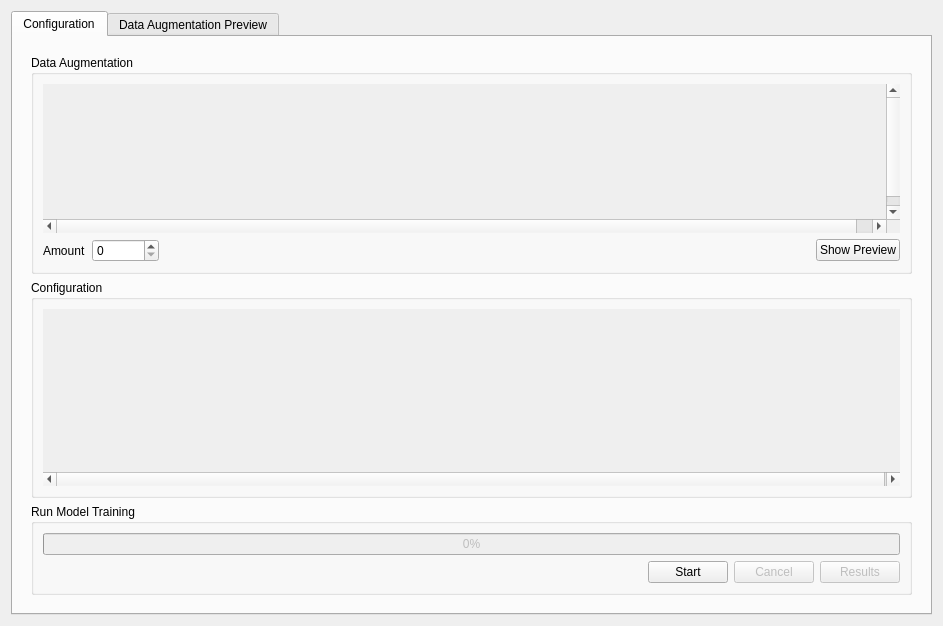
Above: view/aitrainingwidget.ui from Joensw/RCAIT before the change. Below: the same form after it.
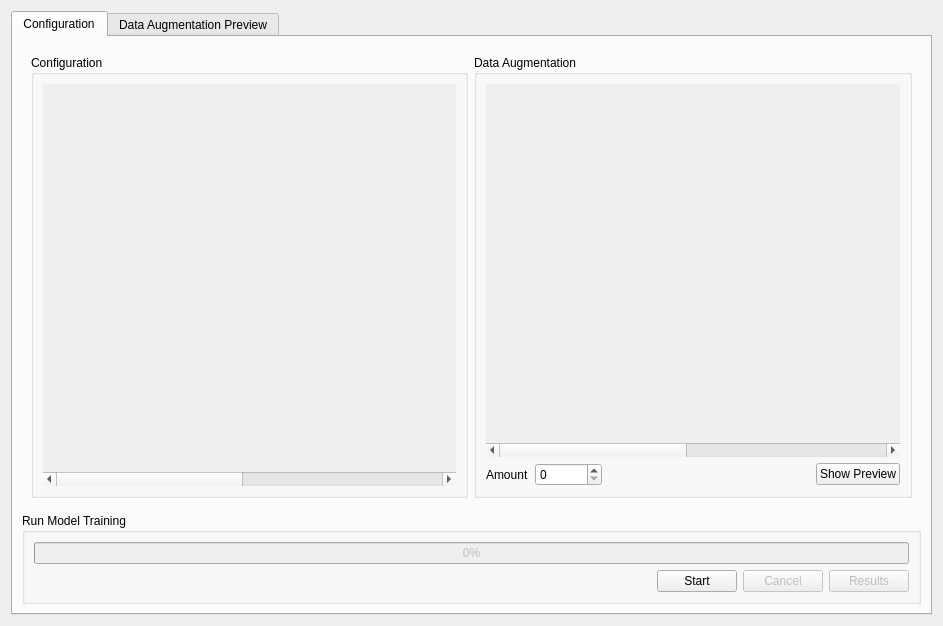
That is the form after the change. The open tabs and pages were chosen to show the change. Custom widgets are drawn as their Qt base class.

Commit message: Changed structure of Training Configuration Tab

```diff
--- a/view/aitrainingwidget.ui
+++ b/view/aitrainingwidget.ui
@@ -23,10 +23,54 @@
       <attribute name="title">
        <string>Configuration</string>
       </attribute>
-      <layout class="QVBoxLayout" name="verticalLayout_5">
-       <item>
+      <layout class="QGridLayout" name="gridLayout">
+       <item row="0" column="0">
         <widget class="QWidget" name="configurationWidget" native="true">
-         <layout class="QVBoxLayout" name="verticalLayout_3">
+         <layout class="QHBoxLayout" name="horizontalLayout_3">
+          <item>
+           <widget class="QGroupBox" name="groupConfiguration">
+            <property name="sizePolicy">
+             <sizepolicy hsizetype="Expanding" vsizetype="Expanding">
+              <horstretch>0</horstretch>
+              <verstretch>0</verstretch>
+             </sizepolicy>
+            </property>
+            <property name="title">
+             <string>Configuration</string>
+            </property>
+            <layout class="QVBoxLayout" name="verticalLayout_2">
+             <item>
+              <widget class="QScrollArea" name="scrollArea_configuration">
+               <property name="autoFillBackground">
+                <bool>false</bool>
+               </property>
+               <property name="frameShape">
+                <enum>QFrame::NoFrame</enum>
+               </property>
+               <property name="frameShadow">
+                <enum>QFrame::Plain</enum>
+               </property>
+               <property name="lineWidth">
+                <number>0</number>
+               </property>
+               <property name="widgetResizable">
+                <bool>false</bool>
+               </property>
+               <widget class="QWidget" name="scrollAreaWidgetContents_4">
+                <property name="geometry">
+                 <rect>
+                  <x>0</x>
+                  <y>0</y>
+                  <width>859</width>
+                  <height>146</height>
+                 </rect>
+                </property>
+               </widget>
+              </widget>
+             </item>
+            </layout>
+           </widget>
+          </item>
           <item>
            <widget class="QGroupBox" name="groupDataAugmentation">
             <property name="sizePolicy">
@@ -59,7 +103,7 @@
                <widget class="QWidget" name="scrollAreaWidgetContents_3">
                 <property name="geometry">
                  <rect>
-                  <x>0</x>
+                  <x>-443</x>
                   <y>0</y>
                   <width>859</width>
                   <height>146</height>
@@ -116,51 +160,10 @@
             </layout>
            </widget>
           </item>
-          <item>
-           <widget class="QGroupBox" name="groupConfiguration">
-            <property name="sizePolicy">
-             <sizepolicy hsizetype="Expanding" vsizetype="Expanding">
-              <horstretch>0</horstretch>
-              <verstretch>0</verstretch>
-             </sizepolicy>
-            </property>
-            <property name="title">
-             <string>Configuration</string>
-            </property>
-            <layout class="QVBoxLayout" name="verticalLayout_2">
-             <item>
-              <widget class="QScrollArea" name="scrollArea_configuration">
-               <property name="autoFillBackground">
-                <bool>false</bool>
-               </property>
-               <property name="frameShape">
-                <enum>QFrame::NoFrame</enum>
-               </property>
-               <property name="frameShadow">
-                <enum>QFrame::Plain</enum>
-               </property>
-               <property name="lineWidth">
-                <number>0</number>
-               </property>
-               <property name="widgetResizable">
-                <bool>false</bool>
-               </property>
-               <widget class="QWidget" name="scrollAreaWidgetContents_4">
-                <property name="geometry">
-                 <rect>
-                  <x>0</x>
-                  <y>0</y>
-                  <width>859</width>
-                  <height>146</height>
-                 </rect>
-                </property>
-               </widget>
-              </widget>
-             </item>
             </layout>
            </widget>
           </item>
-          <item>
+       <item row="1" column="0">
            <widget class="QGroupBox" name="groupRunTraining">
             <property name="sizePolicy">
              <sizepolicy hsizetype="Preferred" vsizetype="Maximum">
@@ -229,9 +232,6 @@
                 </layout>
                </item>
               </layout>
-             </item>
-            </layout>
-           </widget>
           </item>
          </layout>
         </widget>
```
Left out of the diff: 2 changed lines with no effect on the pictures. Lines whose indentation alone changed are shown as unchanged.
